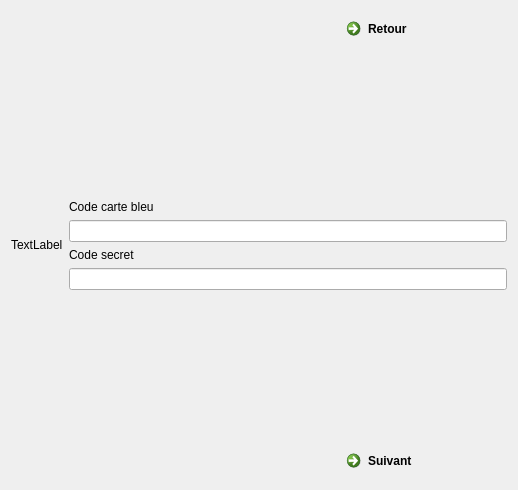
Old version of the form paiment.ui in the repository MarieNDB/projet-4-cinoche.
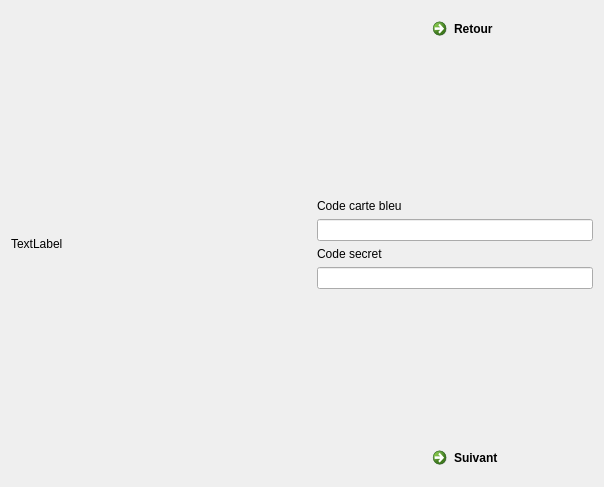
New version of the form.

```diff
--- a/paiment.ui
+++ b/paiment.ui
@@ -6,8 +6,8 @@
    <rect>
     <x>0</x>
     <y>0</y>
-    <width>518</width>
-    <height>490</height>
+    <width>604</width>
+    <height>487</height>
    </rect>
   </property>
   <property name="baseSize">
@@ -63,6 +63,12 @@
          <verstretch>0</verstretch>
         </sizepolicy>
        </property>
+       <property name="minimumSize">
+        <size>
+         <width>300</width>
+         <height>110</height>
+        </size>
+       </property>
        <property name="text">
         <string>TextLabel</string>
        </property>
```
